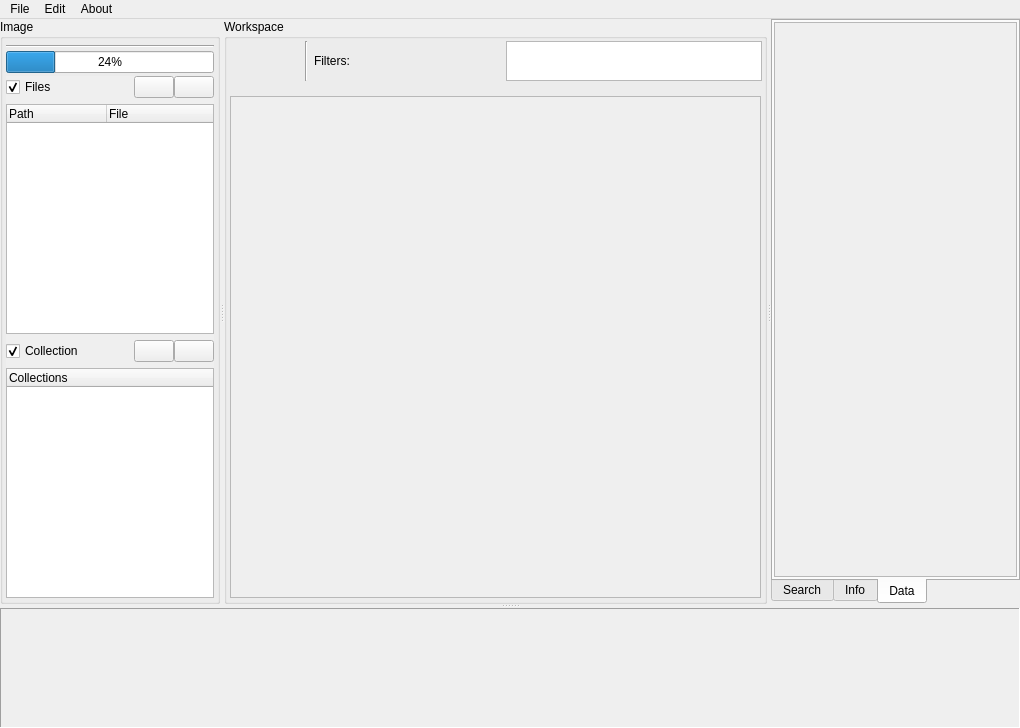
Above: ui/emamainwindow.ui from athoune/Ema before the change. Below: the same form after it.
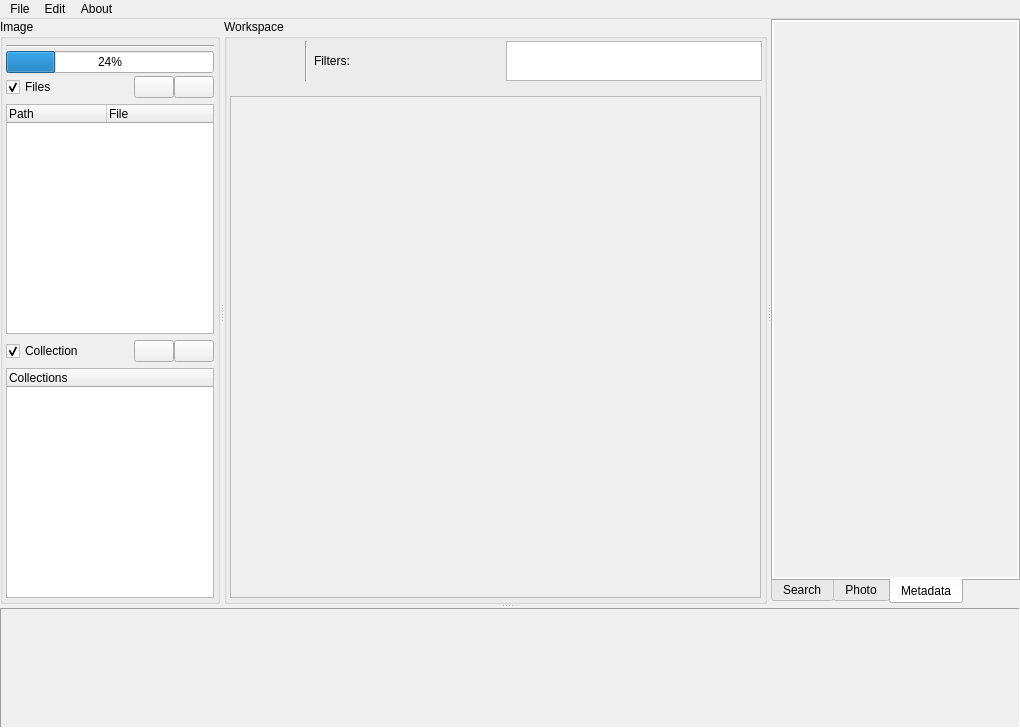
That is the form after the change. The open tabs and pages were chosen to show the change. Icons and pictures are not drawn. Custom widgets are drawn as their Qt base class.

The edit to the form file:
```diff
--- a/ui/emamainwindow.ui
+++ b/ui/emamainwindow.ui
@@ -674,7 +674,7 @@
         </widget>
         <widget class="QWidget" name="tab_info">
          <attribute name="title">
-          <string>Info</string>
+          <string>Photo</string>
          </attribute>
          <attribute name="toolTip">
           <string>Information about current picture</string>
@@ -700,7 +700,7 @@
         </widget>
         <widget class="QWidget" name="tab_metadata">
          <attribute name="title">
-          <string>Data</string>
+          <string>Metadata</string>
          </attribute>
          <attribute name="toolTip">
           <string>Metadata</string>
@@ -711,6 +711,9 @@
           </property>
           <item>
            <widget class="QScrollArea" name="scrollArea">
+            <property name="frameShape">
+             <enum>QFrame::NoFrame</enum>
+            </property>
             <property name="horizontalScrollBarPolicy">
              <enum>Qt::ScrollBarAlwaysOff</enum>
             </property>
@@ -722,11 +725,23 @@
               <rect>
                <x>0</x>
                <y>0</y>
-               <width>246</width>
-               <height>542</height>
+               <width>245</width>
+               <height>546</height>
               </rect>
              </property>
              <layout class="QVBoxLayout" name="verticalLayout_3">
+              <property name="leftMargin">
+               <number>4</number>
+              </property>
+              <property name="topMargin">
+               <number>1</number>
+              </property>
+              <property name="rightMargin">
+               <number>1</number>
+              </property>
+              <property name="bottomMargin">
+               <number>1</number>
+              </property>
               <item>
                <widget class="MetadataWidget" name="exifScrollArea" native="true"/>
               </item>
```
Left out of the diff: 10 changed lines with no effect on the pictures.
